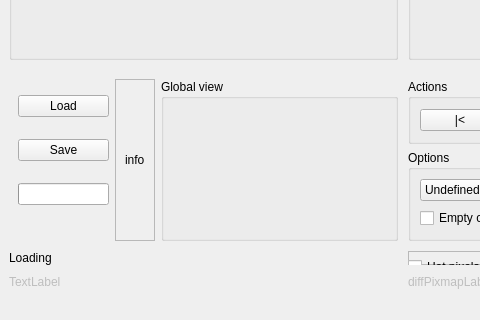
First picture: the form in ui/tamanoir_simple.ui, repository cseyve/tamanoir, before the edit; both pictures show x 0 to 480 and y 309 to 629 of the 805 by 629 pixel window.
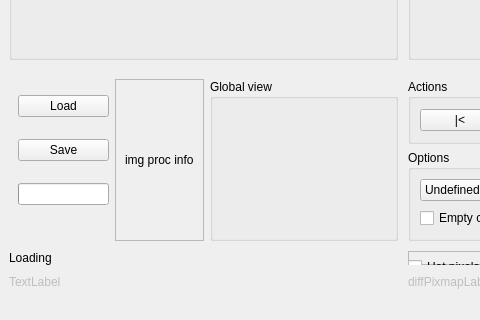
Second picture: the form after the edit. Icons and pictures are not drawn. Custom widgets are drawn as their Qt base class.

```diff
--- a/ui/tamanoir_simple.ui
+++ b/ui/tamanoir_simple.ui
@@ -146,7 +146,7 @@
             <item>
              <widget class="QLabel" name="dustInfoLabel">
               <property name="text">
-               <string>info</string>
+               <string>img proc info</string>
               </property>
              </widget>
             </item>
```
Left out of the diff: 2 changed lines with no effect on the pictures.
